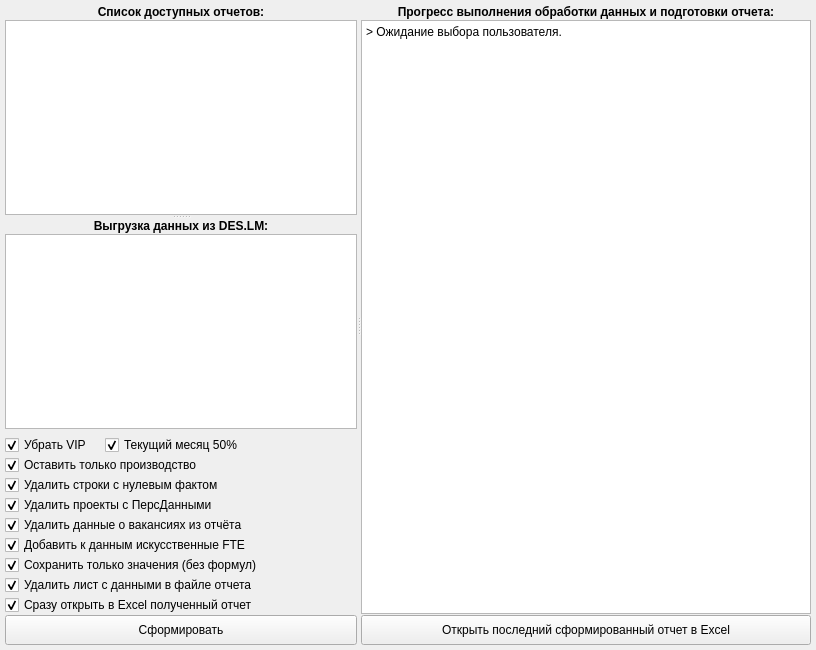
The window that Qt5Project/Windows2.ui (DIVIGL1/DES.LM.Reports) describes before a commit, drawn with Qt 5.
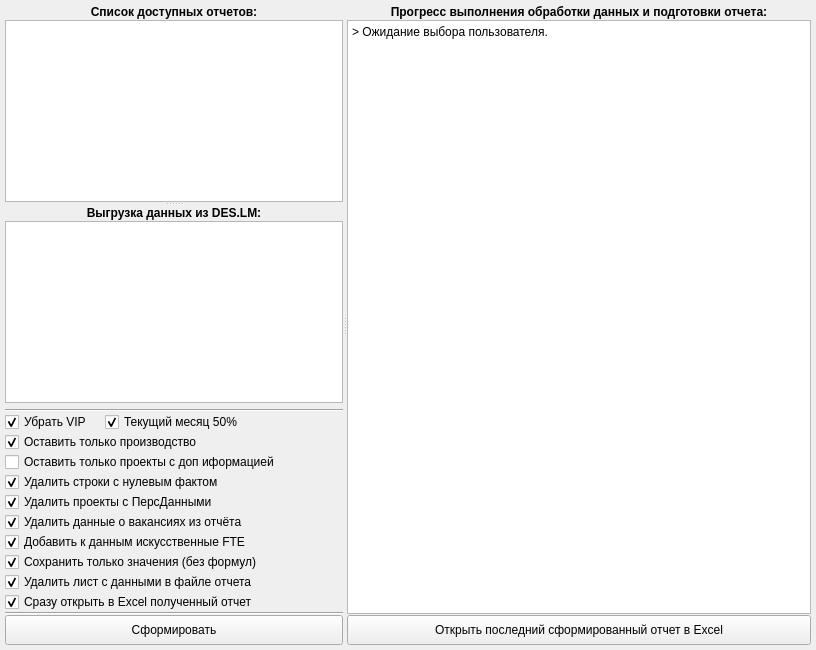
The same window after the commit.

Commit message:
An element has been added to the interface of the MainWindow that allows using the restriction on the list of projects in the report.
Necessary functionality implemented:
  - on the processing of this element;
  - saving its value.

Diff of the .ui file:
```diff
--- a/Qt5Project/Windows2.ui
+++ b/Qt5Project/Windows2.ui
@@ -178,6 +178,13 @@
           <property name="spacing">
            <number>0</number>
           </property>
+          <item>
+           <widget class="Line" name="line_2">
+            <property name="orientation">
+             <enum>Qt::Horizontal</enum>
+            </property>
+           </widget>
+          </item>
           <item>
            <layout class="QHBoxLayout" name="horizontalLayout">
             <item>
@@ -249,7 +256,14 @@
             <property name="checked">
              <bool>true</bool>
             </property>
-            <property name="autoRepeat">
+           </widget>
+          </item>
+          <item>
+           <widget class="QCheckBox" name="checkBoxOnlyProjectsWithAdd">
+            <property name="text">
+             <string>Оставить только проекты с доп иформацией</string>
+            </property>
+            <property name="checked">
              <bool>false</bool>
             </property>
            </widget>
@@ -403,8 +417,12 @@
             <property name="checked">
              <bool>true</bool>
             </property>
-            <property name="autoRepeat">
-             <bool>false</bool>
+           </widget>
+          </item>
+          <item>
+           <widget class="Line" name="line">
+            <property name="orientation">
+             <enum>Qt::Horizontal</enum>
             </property>
            </widget>
           </item>
@@ -415,7 +433,7 @@
             </property>
             <property name="minimumSize">
              <size>
-              <width>295</width>
+              <width>200</width>
               <height>30</height>
              </size>
             </property>
```
Left out of the diff: 27 changed lines with no effect on the pictures. The commit also changes 6 other files.
